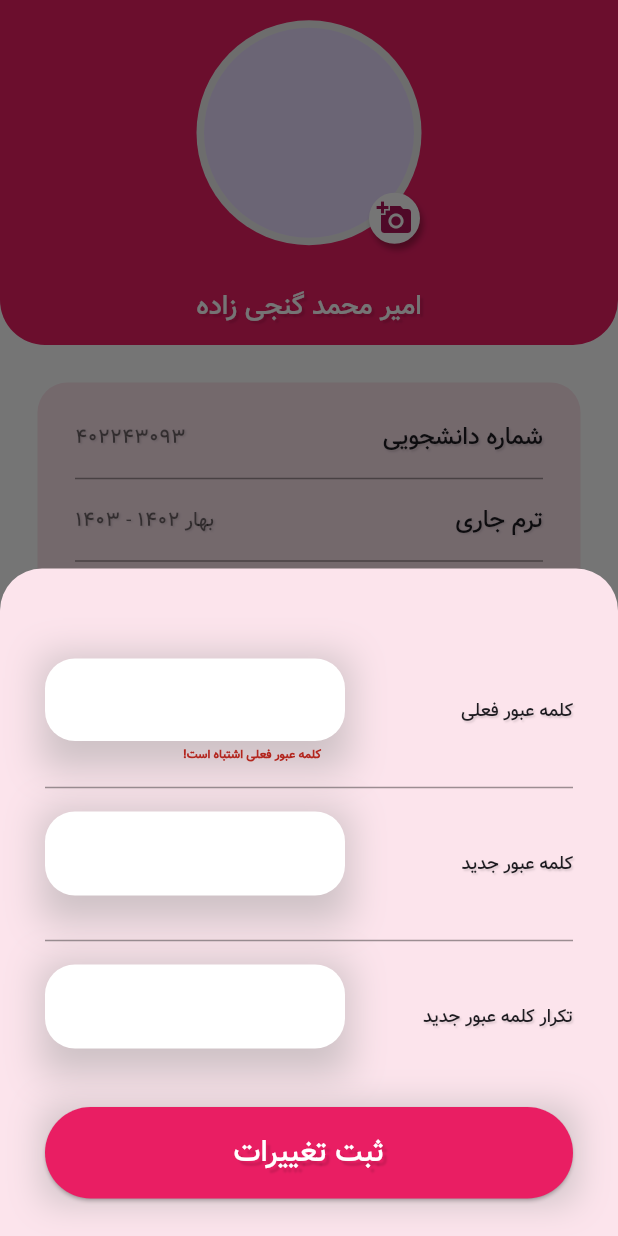
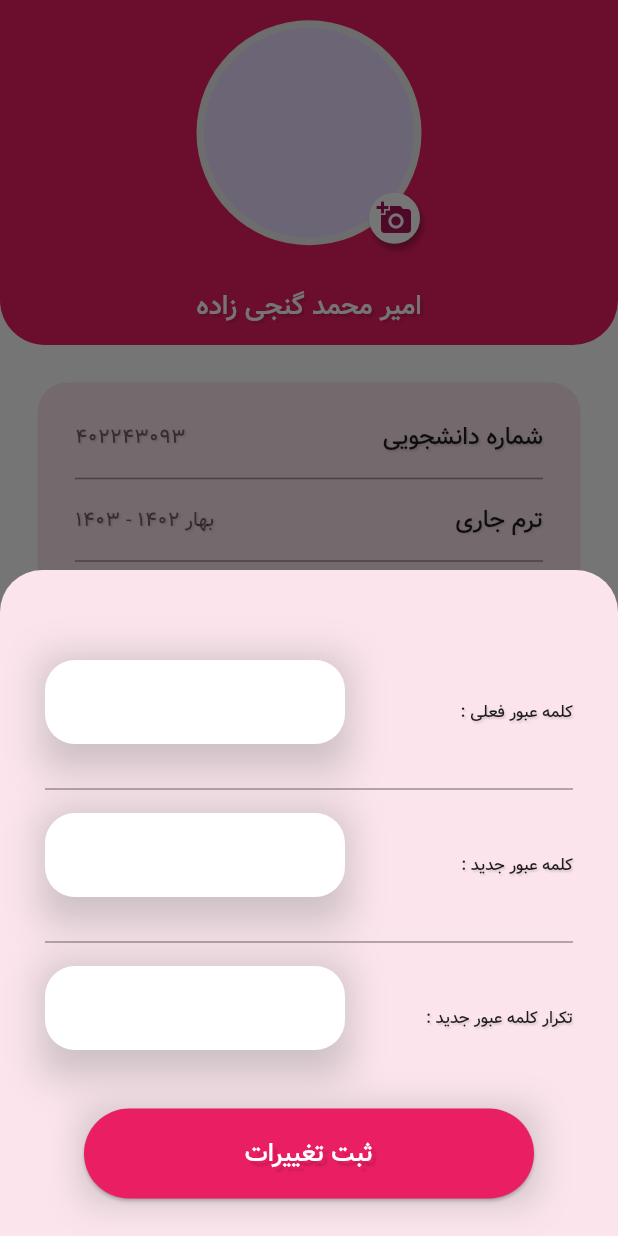
Before and after one commit to AmirGjzh/AP_Project_FrontEnd, a Flutter app: the screen it shows after launch, after a tap on "تغییر کلمه عبور", on a phone screen of 412 x 824 dp. Run offline on Flutter 3.47's test engine with Material 3 defaults, Android fonts, the phone set to English and light mode, and no system bars.

Commit message:
part 1 completed

```diff
--- a/lib/information.dart
+++ b/lib/information.dart
@@ -18,7 +18,7 @@ class _informationState extends State<Information> {
   bool _idControllerEmpty = false;
   var _passController = TextEditingController();
   bool _passControllerEmpty = false;
-  bool _passValid = false;
+  bool _passValid = true;
   var _newPassController1 = TextEditingController();
   bool _newPassControllerEmpty1 = false;
   bool _newPassValid1 = true;
@@ -39,13 +39,12 @@ class _informationState extends State<Information> {
               appBar: AppBar(
                 title: Center(
                   child: Column(children: [
-                    Container(
-                      child: Stack(
+                    Stack(
                       children: [
                         CircleAvatar(
                           radius: 75,
                           backgroundColor: Colors.grey.shade200,
-                            child: CircleAvatar(
+                          child: const CircleAvatar(
                             radius: 70,
                           ),
                         ),
@@ -53,6 +52,26 @@ class _informationState extends State<Information> {
                           bottom: 1,
                           right: 1,
                           child: Container(
+                            decoration: BoxDecoration(
+                                border: Border.all(
+                                  width: 3,
+                                  color: Colors.white,
+                                ),
+                                borderRadius: const BorderRadius.all(
+                                  Radius.circular(
+                                    50,
+                                  ),
+                                ),
+                                color: Colors.white,
+                                boxShadow: [
+                                  BoxShadow(
+                                    offset: const Offset(2, 4),
+                                    color: Colors.black.withOpacity(
+                                      0.3,
+                                    ),
+                                    blurRadius: 3,
+                                  ),
+                                ]),
                             child: Padding(
                               padding: const EdgeInsets.all(2.0),
                               child: InkWell(
@@ -61,37 +80,16 @@ class _informationState extends State<Information> {
                                 onTap: () {},
                               ),
                             ),
-                              decoration: BoxDecoration(
-                                  border: Border.all(
-                                    width: 3,
-                                    color: Colors.white,
-                                  ),
-                                  borderRadius: BorderRadius.all(
-                                    Radius.circular(
-                                      50,
-                                    ),
-                                  ),
-                                  color: Colors.white,
-                                  boxShadow: [
-                                    BoxShadow(
-                                      offset: Offset(2, 4),
-                                      color: Colors.black.withOpacity(
-                                        0.3,
-                                      ),
-                                      blurRadius: 3,
-                                    ),
-                                  ]),
                           ),
                         ),
                       ],
                     ),
-                    ),
-                    SizedBox(
+                    const SizedBox(
                       height: 30,
                     ),
                     Text(
                       _studentFullName,
-                      style: TextStyle(
+                      style: const TextStyle(
                         fontFamily: "Vazir",
                         fontSize: 18,
                         color: Colors.white,
@@ -108,7 +106,7 @@ class _informationState extends State<Information> {
                 ),
                 toolbarHeight: 230,
                 backgroundColor: Colors.pink,
-                shape: RoundedRectangleBorder(
+                shape: const RoundedRectangleBorder(
                     borderRadius: BorderRadius.only(
                         bottomLeft: Radius.circular(30),
                         bottomRight: Radius.circular(30))),
@@ -124,7 +122,7 @@ class _informationState extends State<Information> {
                     ),
                     _changeInfo(context),
                     const SizedBox(
-                      height: 15,
+                      height: 25,
                     ),
                     _deleteAccountButton(context)
                   ],
@@ -162,7 +160,7 @@ class _informationState extends State<Information> {
                   ],
                 ),
               ),
-              new Spacer(),
+              const Spacer(),
               Text(
                 _id,
                 style: const TextStyle(
@@ -205,7 +203,7 @@ class _informationState extends State<Information> {
                   ],
                 ),
               ),
-              new Spacer(),
+              const Spacer(),
               Text(
                 _currentTerm,
                 style: const TextStyle(
@@ -234,7 +232,7 @@ class _informationState extends State<Information> {
           ),
           Row(
             children: [
-              Text(
+              const Text(
                 "تعداد واحد",
                 style: TextStyle(
                   fontSize: 16,
@@ -248,7 +246,7 @@ class _informationState extends State<Information> {
                   ],
                 ),
               ),
-              new Spacer(),
+              const Spacer(),
               Text(
                 _units,
                 style: const TextStyle(
@@ -277,7 +275,7 @@ class _informationState extends State<Information> {
           ),
           Row(
             children: [
-              Text(
+              const Text(
                 "معدل کل",
                 style: TextStyle(
                   fontSize: 16,
@@ -291,7 +289,7 @@ class _informationState extends State<Information> {
                   ],
                 ),
               ),
-              new Spacer(),
+              const Spacer(),
               Text(
                 _average,
                 style: const TextStyle(
@@ -352,9 +350,9 @@ class _informationState extends State<Information> {
                                       Row(
                                         children: [
                                           const Text(
-                                            "شماره دانشجویی جدید",
+                                            "شماره دانشجویی جدید :",
                                             style: TextStyle(
-                                              fontSize: 12,
+                                              fontSize: 11,
                                               fontFamily: "Vazir",
                                               shadows: [
                                                 Shadow(
@@ -430,8 +428,8 @@ class _informationState extends State<Information> {
                                         height: 25,
                                       ),
                                       Container(
-                                        width:
-                                        MediaQuery.of(context).size.width,
+                                        width: 300,
+                                        height: 60,
                                         decoration: BoxDecoration(boxShadow: [
                                           BoxShadow(
                                             color: Colors.grey.withOpacity(0.5),
@@ -459,13 +457,13 @@ class _informationState extends State<Information> {
                                               shape: const StadiumBorder(),
                                               padding:
                                               const EdgeInsets.symmetric(
-                                                  vertical: 16),
+                                                  vertical: 10),
                                               backgroundColor: Colors.pink,
                                               foregroundColor: Colors.white),
                                           child: const Text(
                                             "ثبت تغییرات",
                                             style: TextStyle(
-                                              fontSize: 20,
+                                              fontSize: 17,
                                               fontFamily: "Vazir",
                                               shadows: [
                                                 Shadow(
@@ -484,7 +482,7 @@ class _informationState extends State<Information> {
                               ));
                         });
                   },
-                  label: Text("ویرایش مشخصات",
+                  label: const Text("ویرایش مشخصات",
                       style: TextStyle(
                         fontSize: 16,
                         fontFamily: "Vazir",
@@ -536,9 +534,9 @@ class _informationState extends State<Information> {
                                       Row(
                                         children: [
                                           const Text(
-                                            "کلمه عبور فعلی",
+                                            "کلمه عبور فعلی :",
                                             style: TextStyle(
-                                              fontSize: 12,
+                                              fontSize: 11,
                                               fontFamily: "Vazir",
                                               shadows: [
                                                 Shadow(
@@ -549,7 +547,7 @@ class _informationState extends State<Information> {
                                               ],
                                             ),
                                           ),
-                                          new Spacer(),
+                                          const Spacer(),
                                           SizedBox(
                                             width: 200,
                                             height: 70,
@@ -562,7 +560,7 @@ class _informationState extends State<Information> {
                                                           .withOpacity(0.5),
                                                       spreadRadius: 3,
                                                       blurRadius: 20,
-                                                      offset: Offset(
+                                                      offset: const Offset(
                                                         0,
                                                         1,
                                                       ),
@@ -583,7 +581,7 @@ class _informationState extends State<Information> {
                                                         fontWeight:
                                                         FontWeight.bold,
                                                         fontSize: 8),
-                                                    hintStyle: TextStyle(
+                                                    hintStyle: const TextStyle(
                                                       height: 50,
                                                       fontSize: 13,
                                                       fontFamily: "Vazir",
@@ -609,21 +607,21 @@ class _informationState extends State<Information> {
                                           ),
                                         ],
                                       ),
-                                      SizedBox(
+                                      const SizedBox(
                                         height: 8,
                                       ),
-                                      Divider(
+                                      const Divider(
                                         color: Colors.black38,
                                       ),
-                                      SizedBox(
+                                      const SizedBox(
                                         height: 8,
                                       ),
                                       Row(
                                         children: [
                                           const Text(
-                                            "کلمه عبور جدید",
+                                            "کلمه عبور جدید :",
                                             style: TextStyle(
-                                              fontSize: 12,
+                                              fontSize: 11,
                                               fontFamily: "Vazir",
                                               shadows: [
                                                 Shadow(
@@ -634,7 +632,7 @@ class _informationState extends State<Information> {
                                               ],
                                             ),
                                           ),
-                                          new Spacer(),
+                                          const Spacer(),
                                           SizedBox(
                                             width: 200,
                                             height: 70,
@@ -647,7 +645,7 @@ class _informationState extends State<Information> {
                                                           .withOpacity(0.5),
                                                       spreadRadius: 3,
                                                       blurRadius: 20,
-                                                      offset: Offset(
+                                                      offset: const Offset(
                                                         0,
                                                         1,
                                                       ),
@@ -668,7 +666,7 @@ class _informationState extends State<Information> {
                                                         fontWeight:
                                                         FontWeight.bold,
                                                         fontSize: 8),
-                                                    hintStyle: TextStyle(
+                                                    hintStyle: const TextStyle(
                                                       height: 50,
                                                       fontSize: 13,
                                                       fontFamily: "Vazir",
@@ -694,21 +692,21 @@ class _informationState extends State<Information> {
                                           )
                                         ],
                                       ),
-                                      SizedBox(
+                                      const SizedBox(
                                         height: 8,
                                       ),
-                                      Divider(
+                                      const Divider(
                                         color: Colors.black38,
                                       ),
-                                      SizedBox(
+                                      const SizedBox(
                                         height: 8,
                                       ),
                                       Row(
                                         children: [
                                           const Text(
-                                            "تکرار کلمه عبور جدید",
+                                            "تکرار کلمه عبور جدید :",
                                             style: TextStyle(
-                                              fontSize: 12,
+                                              fontSize: 11,
                                               fontFamily: "Vazir",
                                               shadows: [
                                                 Shadow(
@@ -719,7 +717,7 @@ class _informationState extends State<Information> {
                                               ],
                                             ),
                                           ),
-                                          new Spacer(),
+                                          const Spacer(),
                                           SizedBox(
                                             width: 200,
                                             height: 70,
@@ -732,7 +730,7 @@ class _informationState extends State<Information> {
                                                           .withOpacity(0.5),
                                                       spreadRadius: 3,
                                                       blurRadius: 20,
-                                                      offset: Offset(
+                                                      offset: const Offset(
                                                         0,
                                                         1,
                                                       ),
@@ -753,7 +751,7 @@ class _informationState extends State<Information> {
                                                         fontWeight:
                                                         FontWeight.bold,
                                                         fontSize: 8),
-                                                    hintStyle: TextStyle(
+                                                    hintStyle: const TextStyle(
                                                       height: 50,
                                                       fontSize: 13,
                                                       fontFamily: "Vazir",
@@ -779,18 +777,18 @@ class _informationState extends State<Information> {
                                           )
                                         ],
                                       ),
-                                      SizedBox(
+                                      const SizedBox(
                                         height: 25,
                                       ),
                                       Container(
-                                        width:
-                                        MediaQuery.of(context).size.width,
+                                        width: 300,
+                                        height: 60,
                                         decoration: BoxDecoration(boxShadow: [
                                           BoxShadow(
                                             color: Colors.grey.withOpacity(0.5),
                                             spreadRadius: 1,
                                             blurRadius: 20,
-                                            offset: Offset(
+                                            offset: const Offset(
                                               0,
                                               1,
                                             ),
@@ -835,13 +833,13 @@ class _informationState extends State<Information> {
                                               shape: const StadiumBorder(),
                                               padding:
                                               const EdgeInsets.symmetric(
-                                                  vertical: 16),
+                                                  vertical: 10),
                                               backgroundColor: Colors.pink,
                                               foregroundColor: Colors.white),
                                           child: const Text(
                                             "ثبت تغییرات",
                                             style: TextStyle(
-                                              fontSize: 20,
+                                              fontSize: 17,
                                               fontFamily: "Vazir",
                                               shadows: [
                                                 Shadow(
@@ -860,7 +858,7 @@ class _informationState extends State<Information> {
                               ));
                         });
                   },
-                  label: Text("تغییر کلمه عبور",
+                  label: const Text("تغییر کلمه عبور",
                       style: TextStyle(
                         fontSize: 16,
                         fontFamily: "Vazir",
@@ -887,20 +885,21 @@ class _informationState extends State<Information> {
 
   _deleteAccountButton(context) {
     return SizedBox(
-      width: 355,
+      width: 300,
+      height: 70,
       child: ElevatedButton(
         onPressed: () {
           setState(() {});
         },
         style: ElevatedButton.styleFrom(
             shape: const StadiumBorder(),
-            padding: const EdgeInsets.symmetric(vertical: 18),
+            padding: const EdgeInsets.symmetric(vertical: 10),
             backgroundColor: Colors.pink,
             foregroundColor: Colors.white),
         child: const Text(
           "حذف حساب کاربری",
           style: TextStyle(
-            fontSize: 20,
+            fontSize: 17,
             fontFamily: "Vazir",
             shadows: [
               Shadow(
```
Lines whose indentation alone changed are shown as unchanged.
